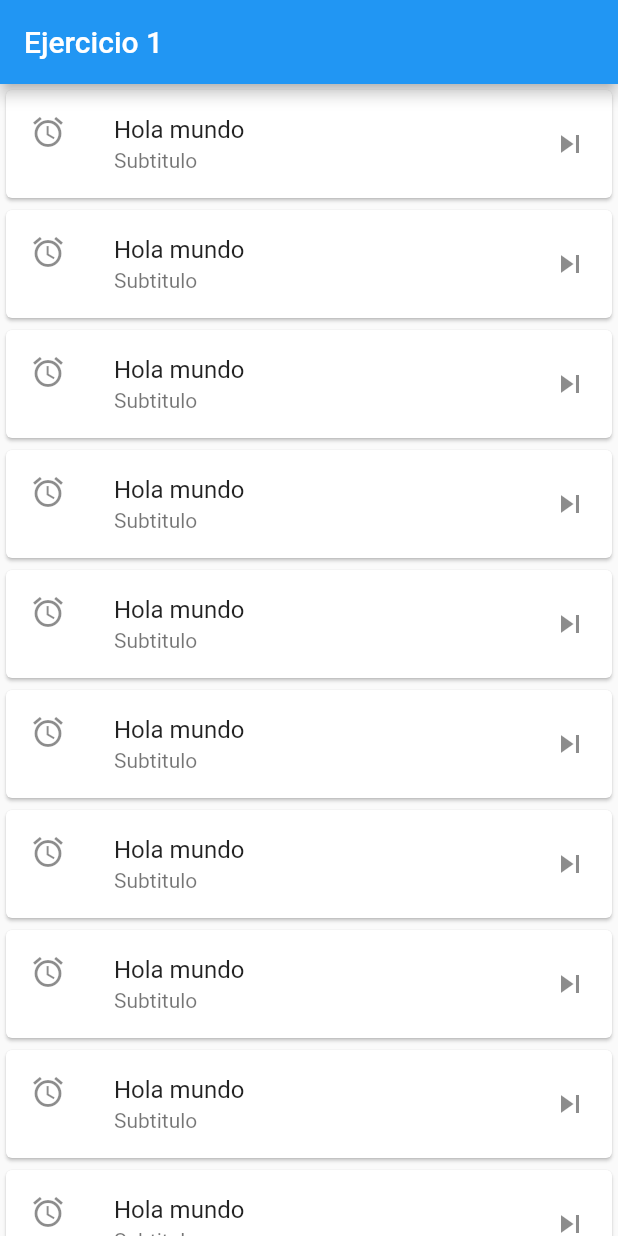
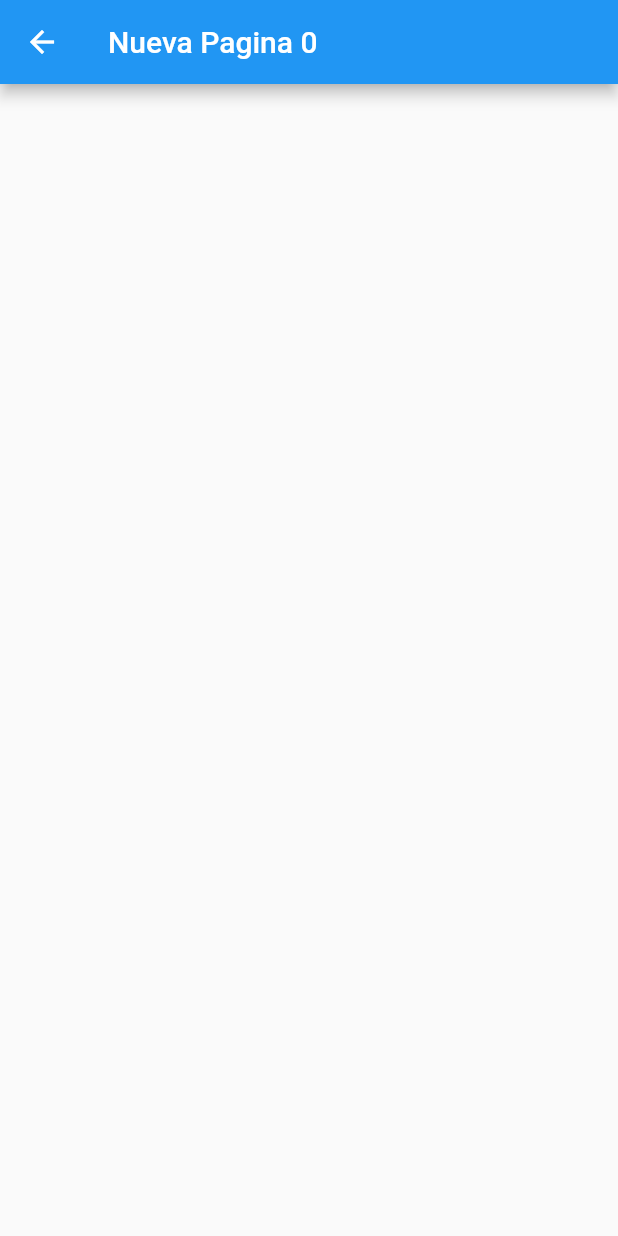
Before and after one commit to crashbit/mpoo2022-2, a Flutter app: the screen it shows after launch, after a tap on "Hola mundo", on a phone screen of 412 x 824 dp. Run offline on Flutter 3.47's test engine with Material 2 defaults, Android fonts, the phone set to English and light mode, and no system bars.

Commit message:
Paso de parametros

```diff
--- a/cardsflutter/lib/Ejercicio1.dart
+++ b/cardsflutter/lib/Ejercicio1.dart
@@ -1,3 +1,4 @@
+import 'package:cardsflutter/NuevaPagina.dart';
 import 'package:flutter/material.dart';
 
 class Ejercicio1 extends StatelessWidget {
@@ -13,17 +14,23 @@ class Ejercicio1 extends StatelessWidget {
         itemCount: 10,
         itemBuilder: (context, index) {
           print(index);
-          return tarjeta("Hola mundo", index);
+          return tarjeta("Hola mundo", index, context);
         },
       ),
     );
   }
 
-  Widget tarjeta(String titulo, int index) {
+  Widget tarjeta(String titulo, int index, BuildContext context) {
     return Card(
       child: ListTile(
         onTap: () {
           print("Tocaron $index");
+          Navigator.push(
+              context,
+              MaterialPageRoute(
+                  builder: (context) => NuevaPagina(
+                        numero: index,
+                      )));
         },
         title: Text(titulo),
         subtitle: Text("Subtitulo"),
--- /dev/null
+++ b/cardsflutter/lib/NuevaPagina.dart
@@ -0,0 +1,13 @@
+import 'package:flutter/material.dart';
+
+class NuevaPagina extends StatelessWidget {
+  int? numero;
+  NuevaPagina({Key? key, required this.numero}) : super(key: key);
+
+  @override
+  Widget build(BuildContext context) {
+    return Scaffold(
+      appBar: AppBar(title: Text("Nueva Pagina $numero")),
+    );
+  }
+}
```
